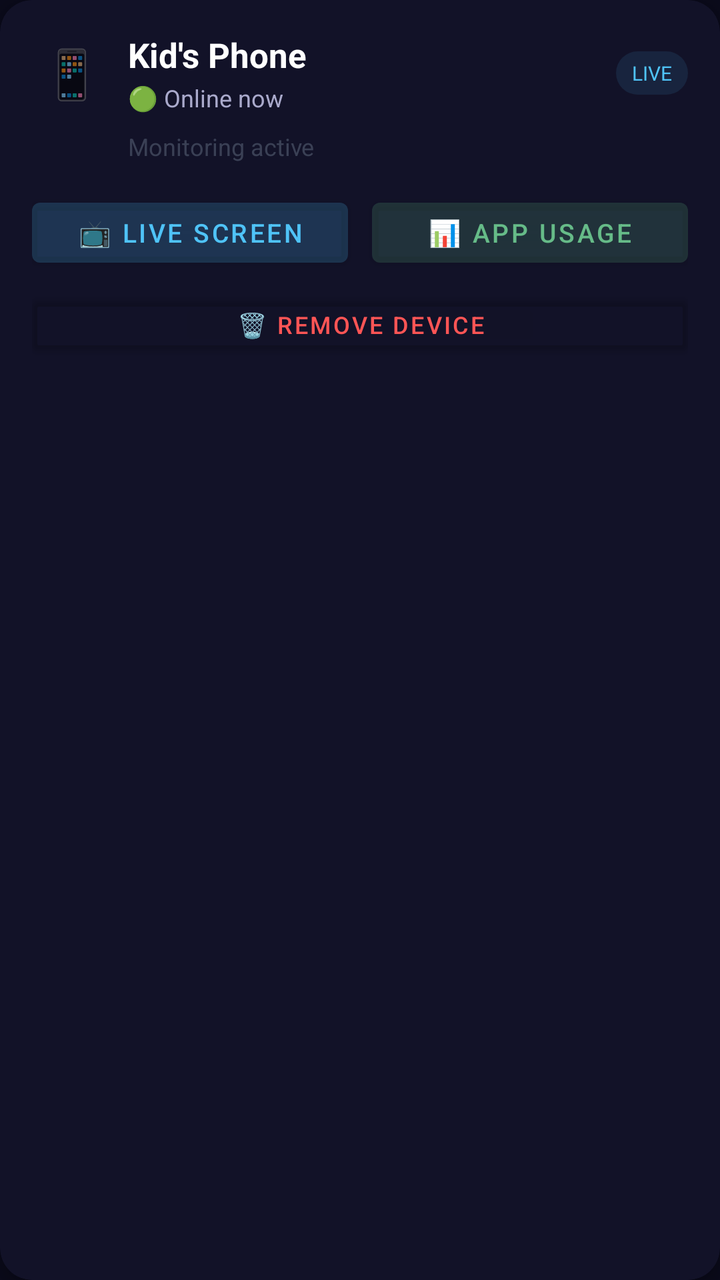
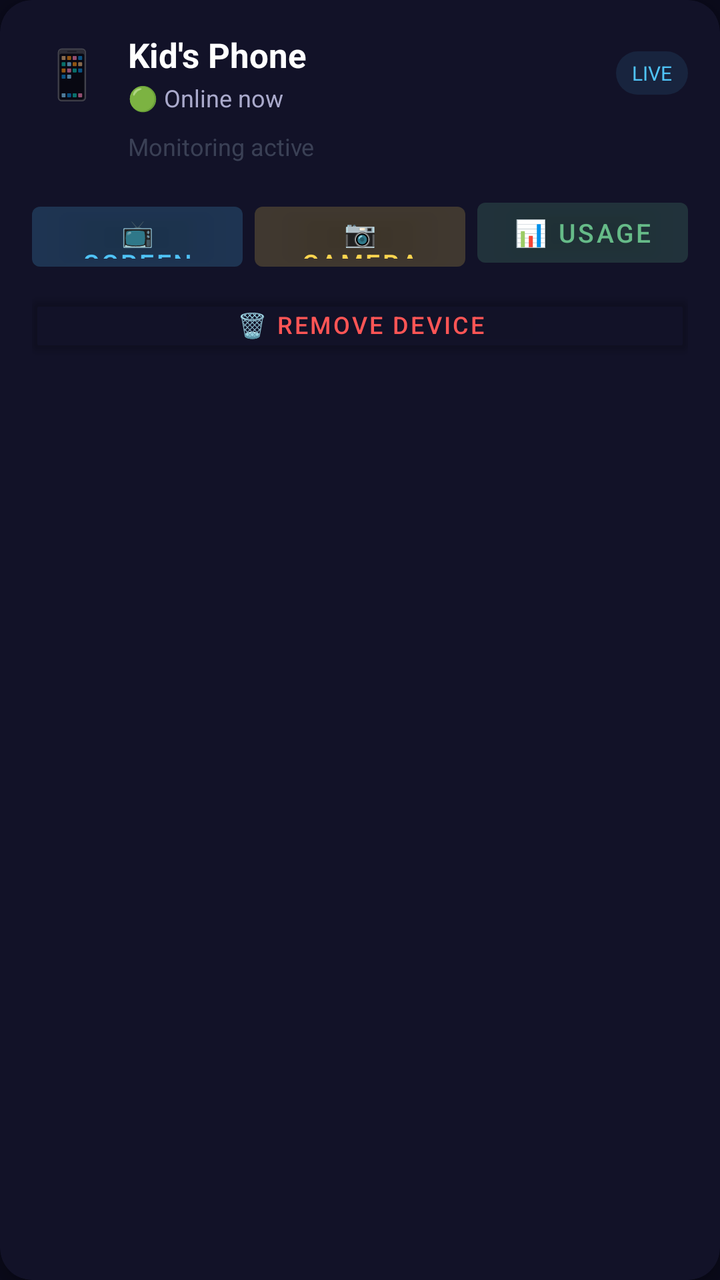

Screens rendered from an Android XML layout before and after an edit, with the pre-edit source and the edit as a unified diff.
<!-- AndroidManifest.xml: application theme Theme.ParentView -->
<!-- res/layout/item_device.xml -->
<?xml version="1.0" encoding="utf-8"?>
<androidx.cardview.widget.CardView
    xmlns:android="http://schemas.android.com/apk/res/android"
    xmlns:app="http://schemas.android.com/apk/res-auto"
    android:layout_width="match_parent"
    android:layout_height="wrap_content"
    android:layout_margin="8dp"
    app:cardBackgroundColor="#121228"
    app:cardCornerRadius="16dp"
    app:cardElevation="4dp">

    <LinearLayout
        android:layout_width="match_parent"
        android:layout_height="wrap_content"
        android:orientation="vertical"
        android:padding="16dp">

        
        <LinearLayout
            android:layout_width="match_parent"
            android:layout_height="wrap_content"
            android:orientation="horizontal"
            android:gravity="center_vertical">

            <TextView
                android:layout_width="40dp"
                android:layout_height="40dp"
                android:text="📱"
                android:textSize="24sp"
                android:gravity="center" />

            <LinearLayout
                android:layout_width="0dp"
                android:layout_height="wrap_content"
                android:layout_weight="1"
                android:orientation="vertical"
                android:paddingStart="8dp">

                <TextView
                    android:id="@+id/tvDeviceName"
                    android:layout_width="wrap_content"
                    android:layout_height="wrap_content"
                    android:text="Kid's Phone"
                    android:textSize="17sp"
                    android:textStyle="bold"
                    android:textColor="#FFFFFF" />

                <TextView
                    android:id="@+id/tvLastSeen"
                    android:layout_width="wrap_content"
                    android:layout_height="wrap_content"
                    android:text="🟢 Online now"
                    android:textSize="12sp"
                    android:textColor="#AAAACC"
                    android:layout_marginTop="2dp" />
            </LinearLayout>

            <TextView
                android:id="@+id/tvStatus"
                android:layout_width="wrap_content"
                android:layout_height="wrap_content"
                android:text="LIVE"
                android:textSize="10sp"
                android:textColor="#4FC3F7"
                android:background="@drawable/badge_bg"
                android:paddingHorizontal="8dp"
                android:paddingVertical="4dp" />
        </LinearLayout>

        
        <TextView
            android:id="@+id/tvScreenshotCount"
            android:layout_width="wrap_content"
            android:layout_height="wrap_content"
            android:text="Monitoring active"
            android:textSize="12sp"
            android:textColor="#66778899"
            android:layout_marginTop="8dp"
            android:layout_marginStart="48dp" />

        
        <LinearLayout
            android:layout_width="match_parent"
            android:layout_height="wrap_content"
            android:orientation="horizontal"
            android:layout_marginTop="14dp">

            <Button
                android:id="@+id/btnLiveScreen"
                android:layout_width="0dp"
                android:layout_height="42dp"
                android:layout_weight="1"
                android:text="📺 Live Screen"
                android:backgroundTint="#1A4FC3F7"
                android:textColor="#4FC3F7"
                android:textSize="13sp"
                android:layout_marginEnd="6dp" />

            <Button
                android:id="@+id/btnAppUsage"
                android:layout_width="0dp"
                android:layout_height="42dp"
                android:layout_weight="1"
                android:text="📊 App Usage"
                android:backgroundTint="#1A66BB88"
                android:textColor="#66BB88"
                android:textSize="13sp"
                android:layout_marginStart="6dp" />
        </LinearLayout>

        
        <Button
            android:id="@+id/btnDeleteDevice"
            android:layout_width="match_parent"
            android:layout_height="38dp"
            android:text="🗑 Remove Device"
            android:backgroundTint="#00000000"
            android:textColor="#FF5555"
            android:textSize="12sp"
            android:layout_marginTop="6dp" />

        
        <Button
            android:id="@+id/btnView"
            android:layout_width="0dp"
            android:layout_height="0dp"
            android:visibility="gone" />

    </LinearLayout>

</androidx.cardview.widget.CardView>
<!-- resources referenced by this layout -->
<resources>
  <!-- drawable badge_bg (drawable) -->
  <?xml version="1.0" encoding="utf-8"?>
  <shape xmlns:android="http://schemas.android.com/apk/res/android"
      android:shape="rectangle">
      <solid android:color="#1A4FC3F7" />
      <corners android:radius="12dp" />
  </shape>
  <style name="Theme.ParentView" parent="Theme.MaterialComponents.DayNight.DarkActionBar">
          <item name="colorPrimary">#4FC3F7</item>
          <item name="colorPrimaryVariant">#0288D1</item>
          <item name="colorOnPrimary">#000000</item>
          <item name="android:windowBackground">#0A0A1A</item>
          <item name="android:statusBarColor">#121228</item>
          <item name="android:navigationBarColor">#0A0A1A</item>
      </style>
</resources>

<!-- the commit's change to res/layout/item_device.xml (unified diff, before → after) -->
@@ -90,22 +90,33 @@
                 android:layout_width="0dp"
                 android:layout_height="42dp"
                 android:layout_weight="1"
-                android:text="📺 Live Screen"
+                android:text="📺 Screen"
                 android:backgroundTint="#1A4FC3F7"
                 android:textColor="#4FC3F7"
                 android:textSize="13sp"
-                android:layout_marginEnd="6dp" />
+                android:layout_marginEnd="4dp" />
+
+            <Button
+                android:id="@+id/btnLiveCamera"
+                android:layout_width="0dp"
+                android:layout_height="42dp"
+                android:layout_weight="1"
+                android:text="📷 Camera"
+                android:backgroundTint="#1AFFD54F"
+                android:textColor="#FFD54F"
+                android:textSize="13sp"
+                android:layout_marginHorizontal="2dp" />
 
             <Button
                 android:id="@+id/btnAppUsage"
                 android:layout_width="0dp"
                 android:layout_height="42dp"
                 android:layout_weight="1"
-                android:text="📊 App Usage"
+                android:text="📊 Usage"
                 android:backgroundTint="#1A66BB88"
                 android:textColor="#66BB88"
                 android:textSize="13sp"
-                android:layout_marginStart="6dp" />
+                android:layout_marginStart="4dp" />
         </LinearLayout>
 
         
